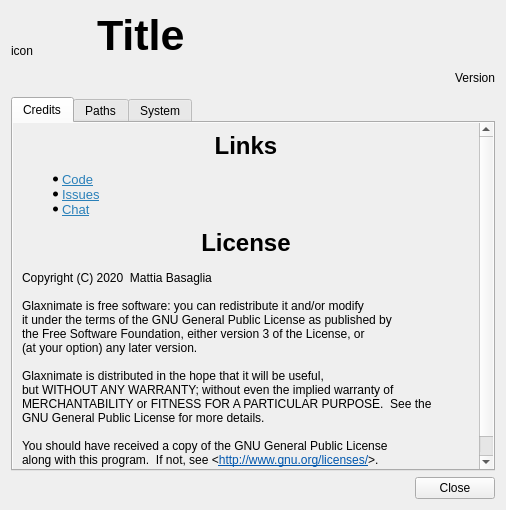
Old version of the form src/gui/widgets/dialogs/about_dialog.ui in the repository mbasaglia/glaxnimate.
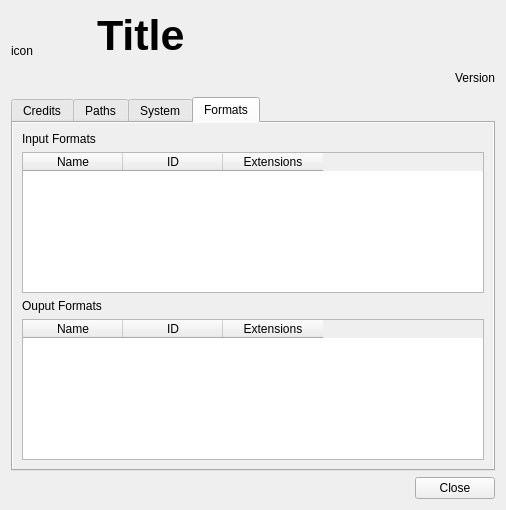
New version of the form. The open tabs and pages were chosen to show the change. Icons and pictures are not drawn.

Commit message: Add slug to the supported formats and show them in the about dialog

```diff
--- a/src/gui/widgets/dialogs/about_dialog.ui
+++ b/src/gui/widgets/dialogs/about_dialog.ui
@@ -440,6 +440,129 @@
        </item>
       </layout>
      </widget>
+     <widget class="QWidget" name="tab_4">
+      <attribute name="title">
+       <string>Formats</string>
+      </attribute>
+      <layout class="QVBoxLayout" name="verticalLayout_8">
+       <property name="leftMargin">
+        <number>0</number>
+       </property>
+       <property name="topMargin">
+        <number>0</number>
+       </property>
+       <property name="rightMargin">
+        <number>0</number>
+       </property>
+       <property name="bottomMargin">
+        <number>0</number>
+       </property>
+       <item>
+        <widget class="QScrollArea" name="scrollArea_3">
+         <property name="frameShape">
+          <enum>QFrame::NoFrame</enum>
+         </property>
+         <property name="widgetResizable">
+          <bool>true</bool>
+         </property>
+         <widget class="QWidget" name="scrollAreaWidgetContents_3">
+          <property name="geometry">
+           <rect>
+            <x>0</x>
+            <y>0</y>
+            <width>485</width>
+            <height>330</height>
+           </rect>
+          </property>
+          <layout class="QVBoxLayout" name="verticalLayout_9">
+           <item>
+            <widget class="QLabel" name="label_7">
+             <property name="text">
+              <string>Input Formats</string>
+             </property>
+            </widget>
+           </item>
+           <item>
+            <widget class="QTableWidget" name="table_formats_input">
+             <property name="verticalScrollBarPolicy">
+              <enum>Qt::ScrollBarAlwaysOff</enum>
+             </property>
+             <property name="editTriggers">
+              <set>QAbstractItemView::NoEditTriggers</set>
+             </property>
+             <property name="textElideMode">
+              <enum>Qt::ElideNone</enum>
+             </property>
+             <property name="horizontalScrollMode">
+              <enum>QAbstractItemView::ScrollPerPixel</enum>
+             </property>
+             <attribute name="verticalHeaderVisible">
+              <bool>false</bool>
+             </attribute>
+             <column>
+              <property name="text">
+               <string>Name</string>
+              </property>
+             </column>
+             <column>
+              <property name="text">
+               <string>ID</string>
+              </property>
+             </column>
+             <column>
+              <property name="text">
+               <string>Extensions</string>
+              </property>
+             </column>
+            </widget>
+           </item>
+           <item>
+            <widget class="QLabel" name="label_8">
+             <property name="text">
+              <string>Ouput Formats </string>
+             </property>
+            </widget>
+           </item>
+           <item>
+            <widget class="QTableWidget" name="table_formats_output">
+             <property name="verticalScrollBarPolicy">
+              <enum>Qt::ScrollBarAlwaysOff</enum>
+             </property>
+             <property name="editTriggers">
+              <set>QAbstractItemView::NoEditTriggers</set>
+             </property>
+             <property name="textElideMode">
+              <enum>Qt::ElideNone</enum>
+             </property>
+             <property name="horizontalScrollMode">
+              <enum>QAbstractItemView::ScrollPerPixel</enum>
+             </property>
+             <attribute name="verticalHeaderVisible">
+              <bool>false</bool>
+             </attribute>
+             <column>
+              <property name="text">
+               <string>Name</string>
+              </property>
+             </column>
+             <column>
+              <property name="text">
+               <string>ID</string>
+              </property>
+             </column>
+             <column>
+              <property name="text">
+               <string>Extensions</string>
+              </property>
+             </column>
+            </widget>
+           </item>
+          </layout>
+         </widget>
+        </widget>
+       </item>
+      </layout>
+     </widget>
     </widget>
    </item>
    <item>
```
The commit also changes 19 other files.
